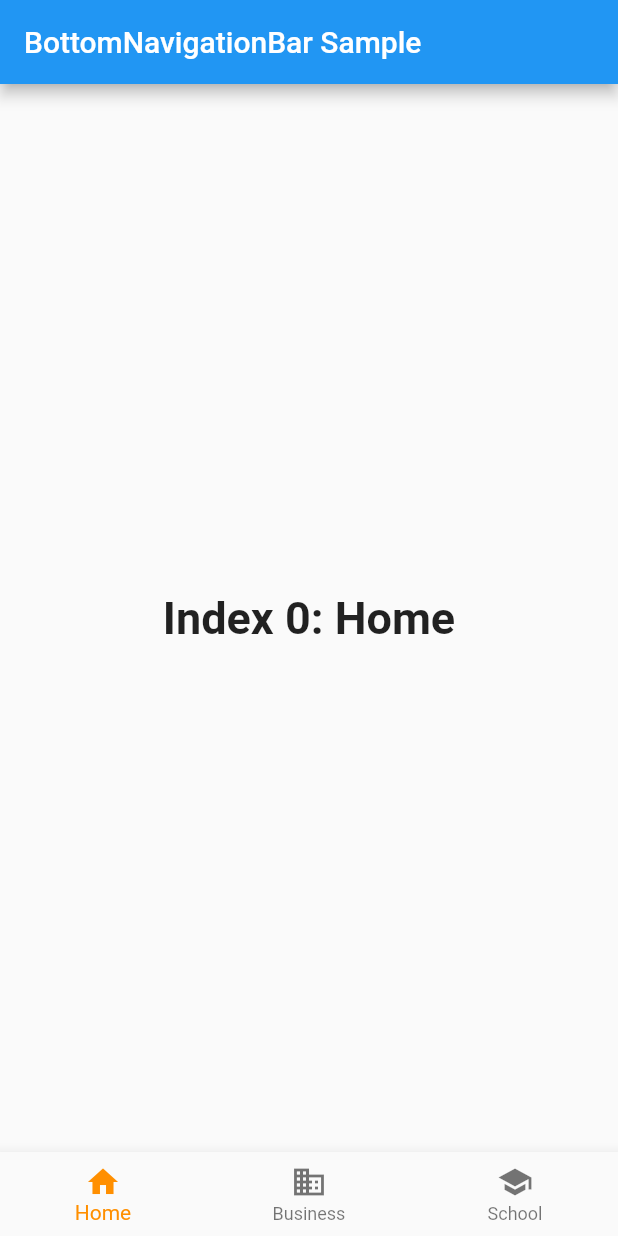
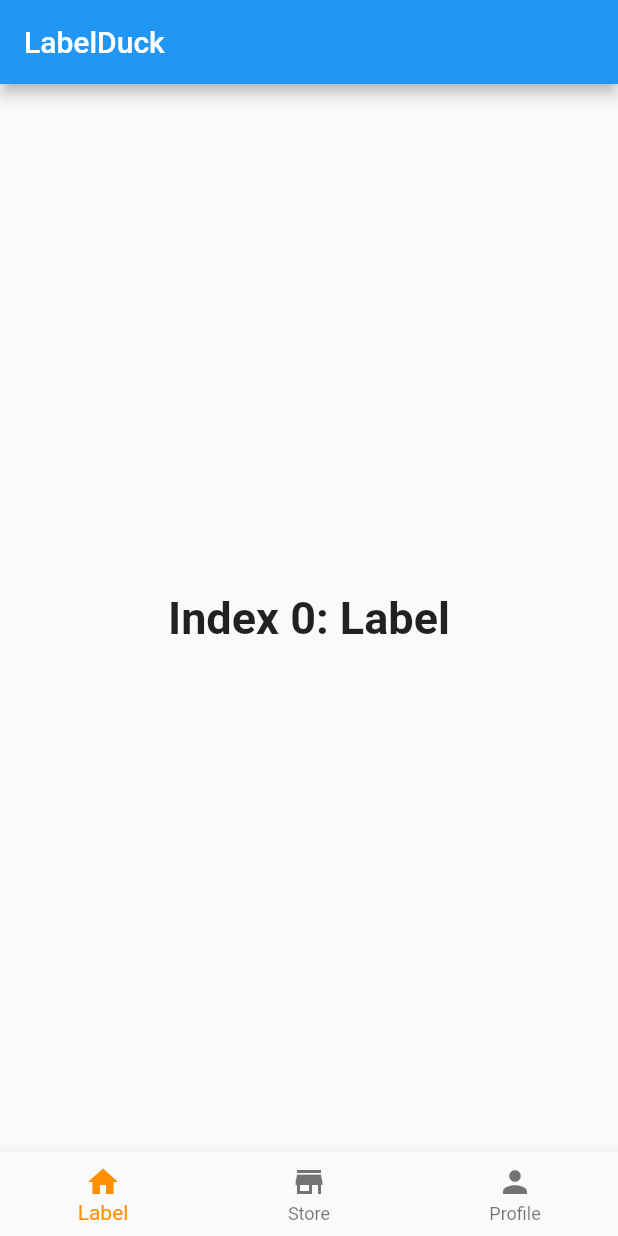
Before and after one commit to ChefYeum/LabelDuck, a Flutter app: the screen it shows after launch, on a phone screen of 412 x 824 dp. Run offline on Flutter 3.47's test engine with Material 2 defaults, Android fonts, the light colour scheme and no system bars.

Commit message:
change label and icons

```diff
--- a/app/lib/main.dart
+++ b/app/lib/main.dart
@@ -39,15 +39,15 @@ class _MyStatefulWidgetState extends State<MyStatefulWidget> {
       TextStyle(fontSize: 30, fontWeight: FontWeight.bold);
   static const List<Widget> _widgetOptions = <Widget>[
     Text(
-      'Index 0: Home',
+      'Index 0: Label',
       style: optionStyle,
     ),
     Text(
-      'Index 1: Business',
+      'Index 1: Store',
       style: optionStyle,
     ),
     Text(
-      'Index 2: School',
+      'Index 2: Profile',
       style: optionStyle,
     ),
   ];
@@ -62,7 +62,7 @@ class _MyStatefulWidgetState extends State<MyStatefulWidget> {
   Widget build(BuildContext context) {
     return Scaffold(
       appBar: AppBar(
-        title: const Text('BottomNavigationBar Sample'),
+        title: const Text('LabelDuck'),
       ),
       body: Center(
         child: _widgetOptions.elementAt(_selectedIndex),
@@ -70,16 +70,16 @@ class _MyStatefulWidgetState extends State<MyStatefulWidget> {
       bottomNavigationBar: BottomNavigationBar(
         items: const <BottomNavigationBarItem>[
           BottomNavigationBarItem(
-            icon: Icon(Icons.home),
-            label: 'Home',
+            icon: Icon(Icons.home), // TODO: think of different tab name
+            label: 'Label', // TODO: think of different tab name
           ),
           BottomNavigationBarItem(
-            icon: Icon(Icons.business),
-            label: 'Business',
+            icon: Icon(Icons.store),
+            label: 'Store',
           ),
           BottomNavigationBarItem(
-            icon: Icon(Icons.school),
-            label: 'School',
+            icon: Icon(Icons.person),
+            label: 'Profile',
           ),
         ],
         currentIndex: _selectedIndex,
```
